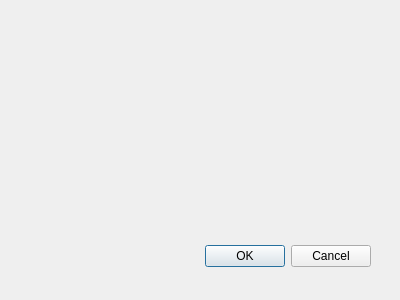
Before: the Qt Designer form BerEditor/tst_info_dlg.ui in jykim74/BerEditor, drawn with Qt 5.
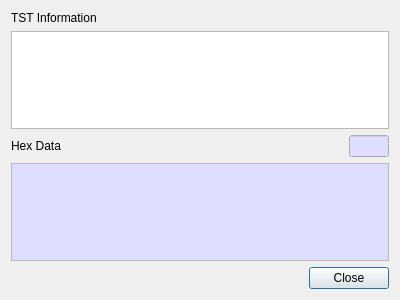
After: the same form once the commit is applied.

Commit message: TSP UI 작업

```diff
--- a/BerEditor/tst_info_dlg.ui
+++ b/BerEditor/tst_info_dlg.ui
@@ -15,22 +15,152 @@
   <property name="windowTitle">
    <string>Dialog</string>
   </property>
-  <widget name="buttonBox" class="QDialogButtonBox">
-   <property name="geometry">
-    <rect>
-     <x>30</x>
-     <y>240</y>
-     <width>341</width>
-     <height>32</height>
-    </rect>
-   </property>
-   <property name="orientation">
-    <enum>Qt::Horizontal</enum>
-   </property>
-   <property name="standardButtons">
-    <set>QDialogButtonBox::Cancel|QDialogButtonBox::Ok</set>
-   </property>
-  </widget>
+  <layout class="QVBoxLayout" name="verticalLayout">
+   <item>
+    <widget class="QLabel" name="label">
+     <property name="text">
+      <string>TST Information</string>
+     </property>
+    </widget>
+   </item>
+   <item>
+    <widget class="QTableView" name="tableView"/>
+   </item>
+   <item>
+    <layout class="QGridLayout" name="gridLayout_2">
+     <property name="topMargin">
+      <number>0</number>
+     </property>
+     <item row="0" column="0">
+      <widget class="QLabel" name="label_2">
+       <property name="text">
+        <string>Hex Data</string>
+       </property>
+      </widget>
+     </item>
+     <item row="0" column="2">
+      <widget class="QLineEdit" name="lineEdit">
+       <property name="minimumSize">
+        <size>
+         <width>40</width>
+         <height>0</height>
+        </size>
+       </property>
+       <property name="maximumSize">
+        <size>
+         <width>40</width>
+         <height>16777215</height>
+        </size>
+       </property>
+       <property name="palette">
+        <palette>
+         <active>
+          <colorrole role="Base">
+           <brush brushstyle="SolidPattern">
+            <color alpha="255">
+             <red>221</red>
+             <green>221</green>
+             <blue>255</blue>
+            </color>
+           </brush>
+          </colorrole>
+         </active>
+         <inactive>
+          <colorrole role="Base">
+           <brush brushstyle="SolidPattern">
+            <color alpha="255">
+             <red>221</red>
+             <green>221</green>
+             <blue>255</blue>
+            </color>
+           </brush>
+          </colorrole>
+         </inactive>
+         <disabled/>
+        </palette>
+       </property>
+       <property name="readOnly">
+        <bool>true</bool>
+       </property>
+      </widget>
+     </item>
+     <item row="0" column="1">
+      <spacer name="horizontalSpacer_2">
+       <property name="orientation">
+        <enum>Qt::Horizontal</enum>
+       </property>
+       <property name="sizeHint" stdset="0">
+        <size>
+         <width>40</width>
+         <height>20</height>
+        </size>
+       </property>
+      </spacer>
+     </item>
+    </layout>
+   </item>
+   <item>
+    <widget class="QPlainTextEdit" name="plainTextEdit">
+     <property name="palette">
+      <palette>
+       <active>
+        <colorrole role="Base">
+         <brush brushstyle="SolidPattern">
+          <color alpha="255">
+           <red>221</red>
+           <green>221</green>
+           <blue>255</blue>
+          </color>
+         </brush>
+        </colorrole>
+       </active>
+       <inactive>
+        <colorrole role="Base">
+         <brush brushstyle="SolidPattern">
+          <color alpha="255">
+           <red>221</red>
+           <green>221</green>
+           <blue>255</blue>
+          </color>
+         </brush>
+        </colorrole>
+       </inactive>
+       <disabled/>
+      </palette>
+     </property>
+     <property name="readOnly">
+      <bool>true</bool>
+     </property>
+    </widget>
+   </item>
+   <item>
+    <layout class="QGridLayout" name="gridLayout">
+     <property name="topMargin">
+      <number>0</number>
+     </property>
+     <item row="0" column="1">
+      <widget class="QPushButton" name="mCloseBtn">
+       <property name="text">
+        <string>Close</string>
+       </property>
+      </widget>
+     </item>
+     <item row="0" column="0">
+      <spacer name="horizontalSpacer">
+       <property name="orientation">
+        <enum>Qt::Horizontal</enum>
+       </property>
+       <property name="sizeHint" stdset="0">
+        <size>
+         <width>40</width>
+         <height>20</height>
+        </size>
+       </property>
+      </spacer>
+     </item>
+    </layout>
+   </item>
+  </layout>
  </widget>
  <pixmapfunction/>
  <resources/>
```
Left out of the diff: 42 changed lines with no effect on the pictures. The commit also changes 3 other files.
